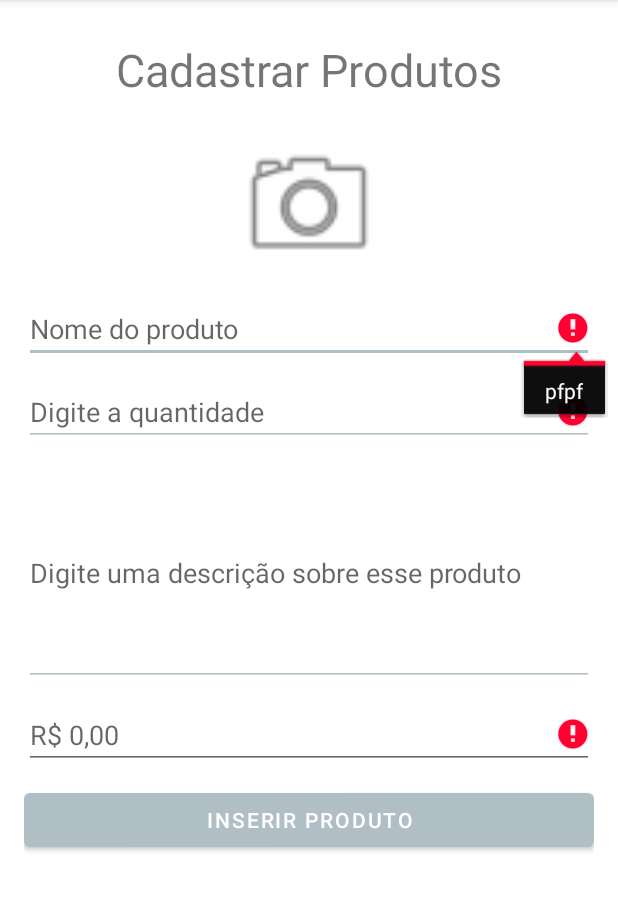
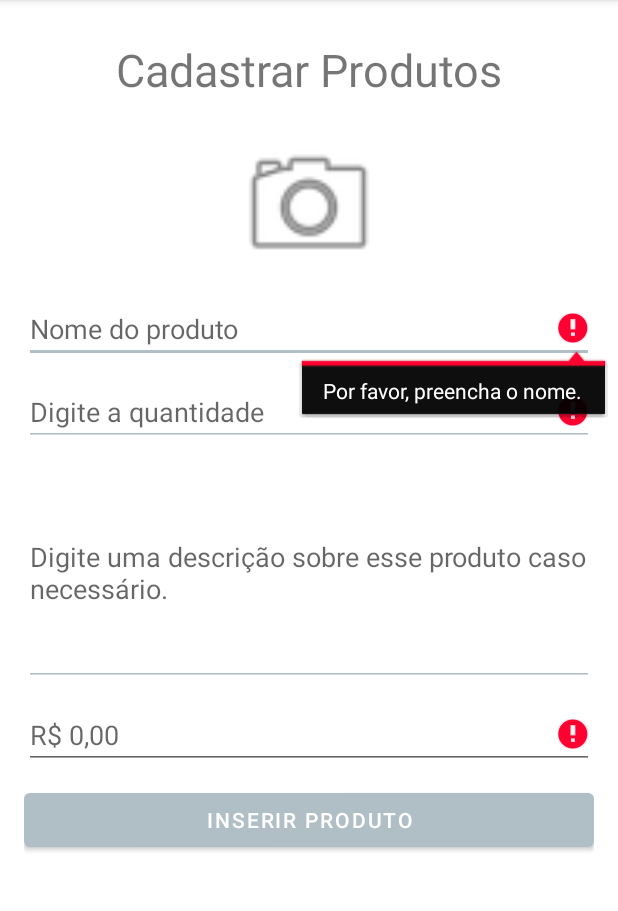
Before and after one commit to ViniBza/EstudosAndroid, an Android app: the CadastroActivity screen opened directly, with no data from a screen before it, after a tap on "INSERIR PRODUTO", on a phone screen of 412 x 824 dp, the part 84-995 px from its top. Run offline under Robolectric (Android 15) with nearby library versions, the phone set to English and light mode, and no system bars.

Commit message:
Atualizando cadastro de produtos

```diff
--- a/Projetos/Livro Kotlin/ListadeCompras/app/src/main/java/livrokotlin/com/listadecompras/CadastroActivity.kt
+++ b/Projetos/Livro Kotlin/ListadeCompras/app/src/main/java/livrokotlin/com/listadecompras/CadastroActivity.kt
@@ -22,16 +22,17 @@ class CadastroActivity : AppCompatActivity() {
             if (produto.isNotEmpty() && qtd.isNotEmpty() && valor.isNotEmpty()) {
 
                 val prod = Produto (produto,  qtd.toInt(), descri, valor.toDouble())
+                produtosGlobal.add(prod)
 
 
 
             } else {
 
-                edt_nome_prod.error = if (edt_nome_prod.text.isEmpty()) "pfpf" else null
+                edt_nome_prod.error = if (edt_nome_prod.text.isEmpty()) "Por favor, preencha o nome." else null
 
-                edt_quantidade_prod.error = if (edt_quantidade_prod.text.isEmpty()) "pf, qtd" else null
+                edt_quantidade_prod.error = if (edt_quantidade_prod.text.isEmpty()) "Por favor, preencha a quantidade." else null
 
-                edt_preco_prod.error = if (edt_preco_prod.text.isEmpty()) "pf, preco" else null
+                edt_preco_prod.error = if (edt_preco_prod.text.isEmpty()) "Por favor, preencha a descrição." else null
 
                 /*
                 if (produto.isEmpty()) {
--- /dev/null
+++ b/Projetos/Livro Kotlin/ListadeCompras/app/src/main/java/livrokotlin/com/listadecompras/Utilidades.kt
@@ -0,0 +1,3 @@
+package livrokotlin.com.listadecompras
+
+val produtosGlobal = mutableListOf<Produto>()
--- a/Projetos/Livro Kotlin/ListadeCompras/app/src/main/java/livrokotlin/com/listadecompras/Utils.kt
+++ /dev/null
@@ -1,6 +0,0 @@
-package livrokotlin.com.listadecompras
-
-class Utils  {
-
-    val produtosGlobal = mutableListOf<Produto>()
-}
--- a/Projetos/Livro Kotlin/ListadeCompras/app/src/main/res/layout/activity_cadastro.xml
+++ b/Projetos/Livro Kotlin/ListadeCompras/app/src/main/res/layout/activity_cadastro.xml
@@ -49,7 +49,7 @@
         android:layout_height="150dp"
         android:layout_marginTop="10dp"
         android:id="@+id/edt_descricao_prod"
-        android:hint="Digite uma descrição sobre esse produto"
+        android:hint="Digite uma descrição sobre esse produto caso necessário."
         android:backgroundTint="@color/clara"
         />
 
```
Also changed, not shown: Projetos/Livro Kotlin/ListadeCompras/app/src/main/java/livrokotlin/com/listadecompras/MainActivity.kt (+7 -3 lines).
